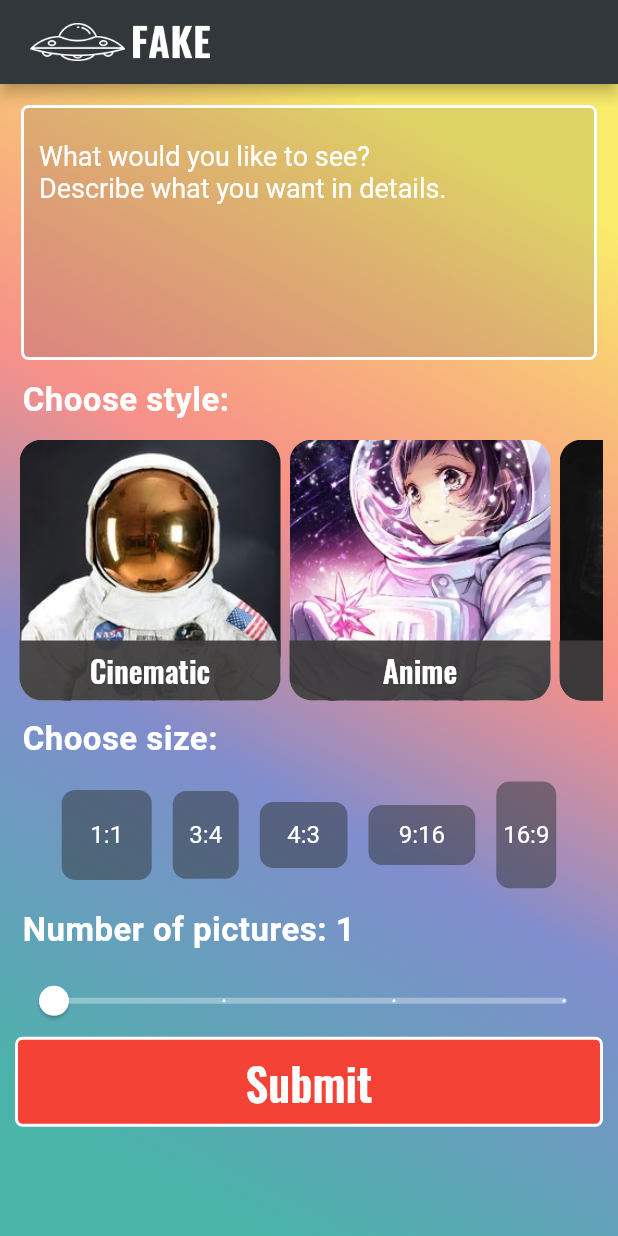
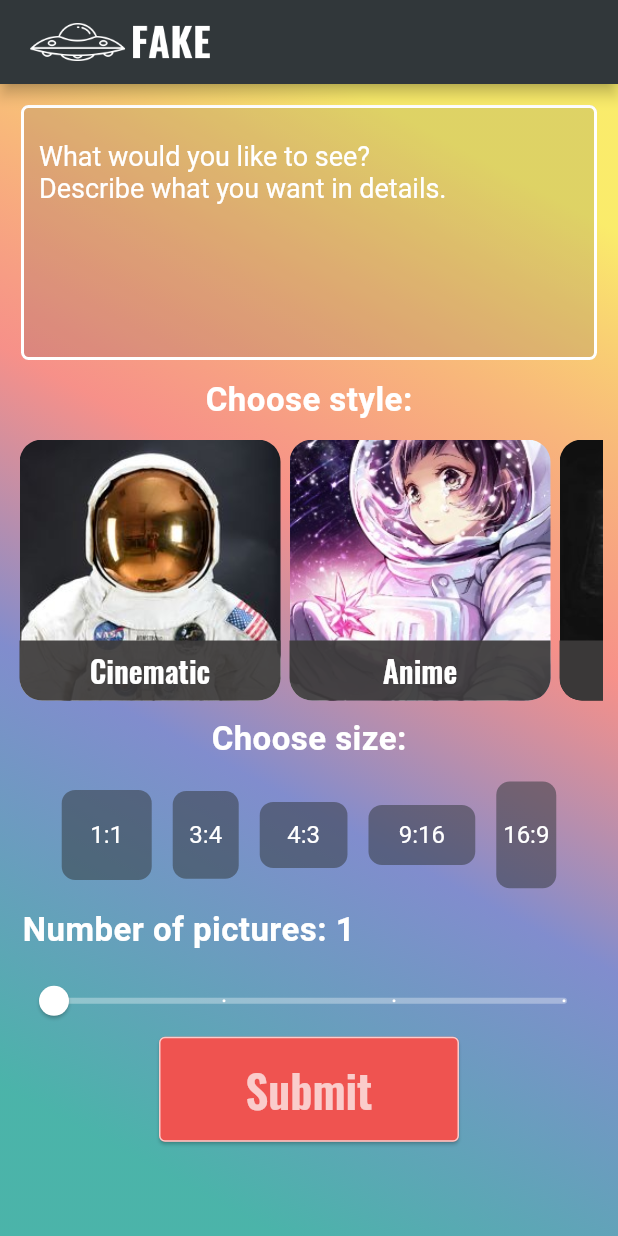
Before and after one commit to EugeneAndMonty/ai_frontend_ios_andr, a Flutter app: the screen it shows after launch, on a phone screen of 412 x 824 dp. Run offline on Flutter 3.47's test engine with Material 2 defaults, Android fonts, the phone set to English and light mode, and no system bars.

```diff
--- a/lib/dummy_data.dart
+++ b/lib/dummy_data.dart
@@ -14,3 +14,5 @@ var elements2 = {
   '9:16': [71.2, 40.0],
   '16:9': [40.0, 71.2],
 };
+
+const String labelSubmitButton = 'Submit';
--- /dev/null
+++ b/lib/frame/custom_button.dart
@@ -0,0 +1,32 @@
+import 'package:ai_frontend/styles.dart';
+import 'package:flutter/material.dart';
+
+class CustomButton extends StatelessWidget {
+  final void Function()? onPressed;
+  final String lable;
+  final double height;
+  final double width;
+  final double fontSize;
+
+  CustomButton(
+      {super.key,
+      required this.onPressed,
+      required this.lable,
+      this.height = double.infinity,
+      this.width = double.infinity,
+      required this.fontSize});
+
+  @override
+  Widget build(BuildContext context) {
+    return ElevatedButton(
+      style: ElevatedButton.styleFrom(
+          elevation: 1,
+          side: BorderSide(color: whiteColor),
+          backgroundColor: redColor,
+          fixedSize: Size(width, height),
+          splashFactory: NoSplash.splashFactory),
+      onPressed: onPressed,
+      child: Text(lable, style: fontStyleOswaldWhite(fontSize)),
+    );
+  }
+}
--- a/lib/main.dart
+++ b/lib/main.dart
@@ -1,6 +1,7 @@
+import 'package:ai_frontend/frame/custom_button.dart';
 import 'package:ai_frontend/chooseNumber.dart';
+import 'package:ai_frontend/styles.dart';
 import 'package:flutter/material.dart';
-// import 'package:flutter/services.dart';
 import 'header.dart';
 import 'horizontalScrollWidget.dart';
 import 'chooseStyle.dart';
@@ -26,16 +27,12 @@ class AppState extends State<App> {
 
   @override
   Widget build(BuildContext context) {
-    elements1.forEach((key, value) => {
-          data_styles.length != elements1.length
-              ? data_styles.add([key, value])
-              : null
-        });
-    elements2.forEach((key, value) => {
-          data_ratio.length != elements2.length
-              ? data_ratio.add([key, value])
-              : null
-        });
+    elements1.forEach((key, value) => data_styles.length != elements1.length
+        ? data_styles.add([key, value])
+        : null);
+    elements2.forEach((key, value) => data_ratio.length != elements2.length
+        ? data_ratio.add([key, value])
+        : null);
 
     return MaterialApp(
         home: Scaffold(
@@ -48,7 +45,7 @@ class AppState extends State<App> {
               leadingWidth: 140,
             ),
             body: Header(
-              child: ListView(children: [
+              child: Column(children: [
                 textInput(),
                 ChooseStyle(), // text input field holding data on submit
                 HorizontalScrollWidget(
@@ -59,9 +56,12 @@ class AppState extends State<App> {
                   data: data_ratio,
                 ), //dynamically generated data, holding value at data_from_ratio
                 ChooseNumber(),
-                GestureDetector(
-                  //test data receiver from other widgets onSubmit
-                  onTap: () {
+                CustomButton(
+                  fontSize: fontSizeMainScreenButton,
+                  lable: labelSubmitButton,
+                  height: heightMainScrennButton,
+                  width: widthMainScreenButton,
+                  onPressed: () {
                     print([
                       data_from_text,
                       data_from_user_style,
@@ -69,22 +69,6 @@ class AppState extends State<App> {
                       numberOfPictures.round().toInt()
                     ]);
                   },
-                  child: Container(
-                    decoration: BoxDecoration(
-                        color: Colors.red,
-                        border: Border.all(width: 2, color: Colors.white),
-                        borderRadius: BorderRadius.all(Radius.circular(5))),
-                    height: 60,
-                    child: Align(
-                        child: Text(
-                      'Submit',
-                      style: TextStyle(
-                          color: Colors.white,
-                          fontFamily: 'Oswald',
-                          fontSize: 30),
-                      textAlign: TextAlign.center,
-                    )),
-                  ),
                 ),
               ]),
             )));
--- /dev/null
+++ b/lib/styles.dart
@@ -0,0 +1,13 @@
+import 'package:flutter/material.dart';
+
+final Color redColor = Colors.red.shade400;
+const Color whiteColor = Colors.white70;
+
+TextStyle fontStyleOswaldWhite(double fontSize) {
+  return TextStyle(color: whiteColor, fontFamily: 'Oswald', fontSize: fontSize);
+}
+
+//Main Screen
+const double fontSizeMainScreenButton = 30;
+const double heightMainScrennButton = 70;
+const double widthMainScreenButton = 200;
```
Also changed, not shown: lib/textInput.dart (+6 -3 lines), pubspec.lock, 1 other file.
